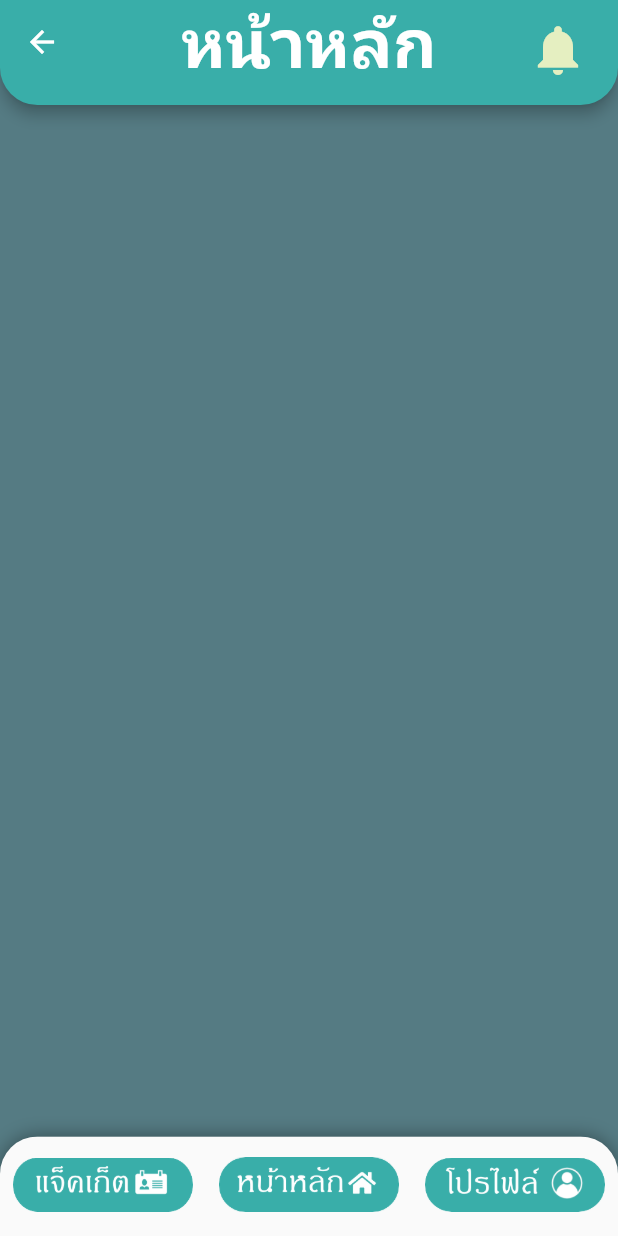
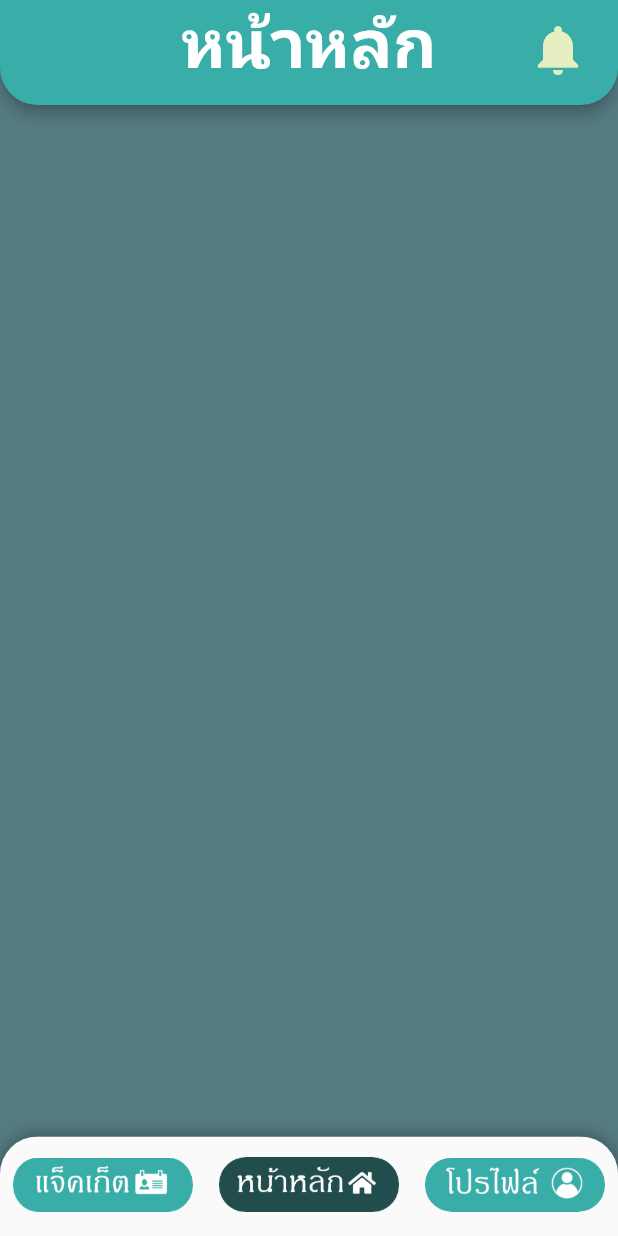
Before and after one commit to winwk/DemoJacketPro, a Flutter app: the home1 screen opened directly, on a phone screen of 412 x 824 dp. Run offline on Flutter 3.47's test engine with Material 2 defaults, Android fonts, the phone set to English and light mode, and no system bars; our stand-ins replace form_field_validator; missing offline and left inert: dart:js; Roboto replaces fonts that are missing (MPLUSRounded1c).

Commit message:
สามหน้าหลัก

```diff
--- /dev/null
+++ b/lib/Homepage.dart
@@ -0,0 +1,42 @@
+import 'package:flutter/material.dart';
+
+class HomePage extends StatefulWidget {
+  _HomePageState createState() => _HomePageState();
+}
+
+class _HomePageState extends State<HomePage> {
+  Widget build(BuildContext context) {
+    return new Scaffold(
+      appBar: PreferredSize(
+        preferredSize: Size.fromHeight(70),
+        child: AppBar(
+          actions: <Widget>[
+            Padding(
+              padding: EdgeInsets.only(right: 20, top: 10),
+              child: GestureDetector(
+                onTap: () {},
+                child: Icon(Icons.notifications,
+                    size: 40, color: Color(0xffE5EFC1)),
+              ),
+            )
+          ],
+          shape: RoundedRectangleBorder(
+              borderRadius: BorderRadius.only(
+                  bottomLeft: Radius.circular(25),
+                  bottomRight: Radius.circular(25))),
+          centerTitle: true,
+          backgroundColor: Color(0xff39AEA9),
+          title: Text(
+            "หน้าหลัก",
+            style: TextStyle(
+                color: Color(0xFFFFFFFF),
+                fontFamily: "MPLUSRounded1c",
+                fontSize: 45.0,
+                fontWeight: FontWeight.bold),
+          ),
+        ),
+      ),
+      backgroundColor: Color(0xFF557B83),
+    );
+  }
+}
--- a/lib/home1.dart
+++ b/lib/home1.dart
@@ -1,4 +1,7 @@
 import 'package:flutter/material.dart';
+import 'package:jackket/Homepage.dart';
+import 'package:jackket/Jacketpage.dart';
+import 'package:jackket/Profilepage.dart';
 
 class home1 extends StatefulWidget {
   @override
@@ -6,41 +9,23 @@ class home1 extends StatefulWidget {
 }
 
 class _home1State extends State<home1> {
+  int _currentIndex = 1;
+  final List<Widget> _children = [
+    JacketPage(),
+    HomePage(),
+    ProfilePage(),
+  ];
+
+  void onTappedBar(int index) {
+    setState(() {
+      _currentIndex = index;
+    });
+  }
+
   Widget build(BuildContext context) {
     return Scaffold(
       bottomNavigationBar: bottomNavigationBar,
-      appBar: PreferredSize(
-        preferredSize: Size.fromHeight(70),
-        child: AppBar(
-          actions: <Widget>[
-            Padding(
-              padding: EdgeInsets.only(right: 20, top: 10),
-              child: GestureDetector(
-                onTap: () {
-                  Navigator.pop(context);
-                },
-                child: Icon(Icons.notifications,
-                    size: 40, color: Color(0xffE5EFC1)),
-              ),
-            )
-          ],
-          shape: RoundedRectangleBorder(
-              borderRadius: BorderRadius.only(
-                  bottomLeft: Radius.circular(25),
-                  bottomRight: Radius.circular(25))),
-          centerTitle: true,
-          backgroundColor: Color(0xff39AEA9),
-          title: Text(
-            "หน้าหลัก",
-            style: TextStyle(
-                color: Color(0xFFFFFFFF),
-                fontFamily: "MPLUSRounded1c",
-                fontSize: 45.0,
-                fontWeight: FontWeight.bold),
-          ),
-        ),
-      ),
-      body: Container(),
+      body: _children[_currentIndex],
       backgroundColor: Color(0xFF557B83),
     );
   }
@@ -60,6 +45,8 @@ class _home1State extends State<home1> {
             topRight: Radius.circular(25.0),
           ),
           child: BottomNavigationBar(
+            onTap: onTappedBar,
+            currentIndex: _currentIndex,
             type: BottomNavigationBarType.fixed,
             showSelectedLabels: false,
             showUnselectedLabels: false,
@@ -69,11 +56,19 @@ class _home1State extends State<home1> {
                   "assets/jacbutton.png",
                   scale: 2.5,
                 ),
+                activeIcon: new Image.asset(
+                  "assets/jacbuttontap.png",
+                  scale: 2.5,
+                ),
                 title: new Text(''),
               ),
               BottomNavigationBarItem(
                 icon: new Image.asset(
                   "assets/homebutton.png",
+                  scale: 2.5,
+                ),
+                activeIcon: new Image.asset(
+                  "assets/homebuttontap.png",
                   scale: 2.5,
                 ),
                 title: new Text(''),
@@ -83,6 +78,10 @@ class _home1State extends State<home1> {
                   "assets/profilebutton.png",
                   scale: 2.5,
                 ),
+                activeIcon: new Image.asset(
+                  "assets/profilebuttontap.png",
+                  scale: 2.5,
+                ),
                 title: new Text(''),
               ),
             ],
--- a/lib/main.dart
+++ b/lib/main.dart
@@ -1,7 +1,6 @@
 import 'package:flutter/material.dart';
 import 'package:jackket/home.dart';
 import 'package:jackket/home1.dart';
-
 import 'package:jackket/register.dart';
 import 'package:jackket/login.dart';
 import 'package:jackket/manual.dart';
@@ -14,7 +13,7 @@ class MyApp extends StatelessWidget {
   @override
   Widget build(BuildContext context) {
     return MaterialApp(
-      home: OnboardingScreen(),
+      home: home1(),
       routes: {
         Register_Screen.route: (context) => Register_Screen(),
       },
--- a/pubspec.yaml
+++ b/pubspec.yaml
@@ -65,7 +65,9 @@ flutter:
     - assets/homebutton.png
     - assets/jacbutton.png
     - assets/profilebutton.png
-
+    - assets/homebuttontap.png
+    - assets/jacbuttontap.png
+    - assets/profilebuttontap.png
 
   # An image asset can refer to one or more resolution-specific "variants", see
   # https://flutter.dev/assets-and-images/#resolution-aware.
```
Also changed, not shown: lib/Jacketpage.dart (added, +32 -0 lines), lib/Profilepage.dart (added, +32 -0 lines), assets/homebuttontap.png (added), assets/jacbuttontap.png (added), assets/profilebuttontap.png (added).
